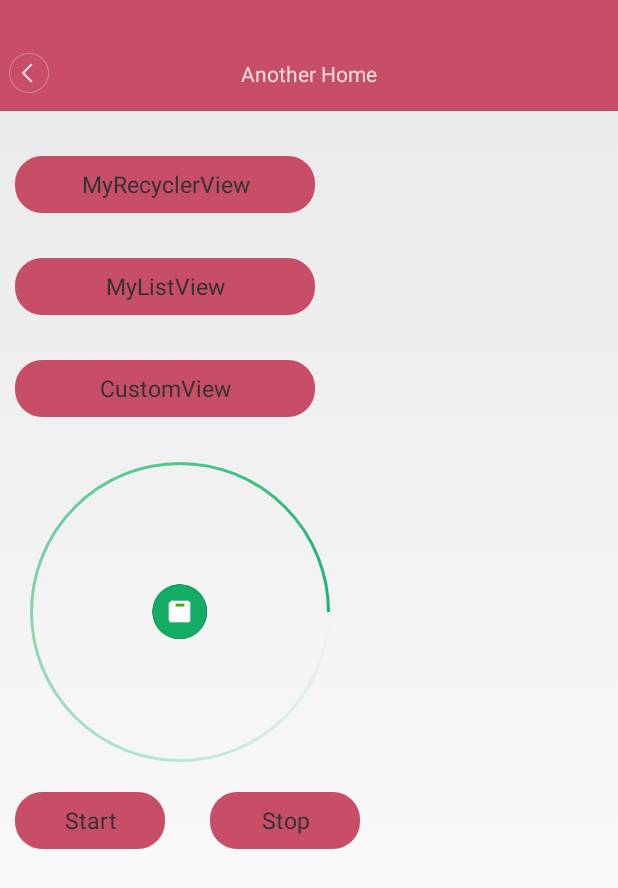
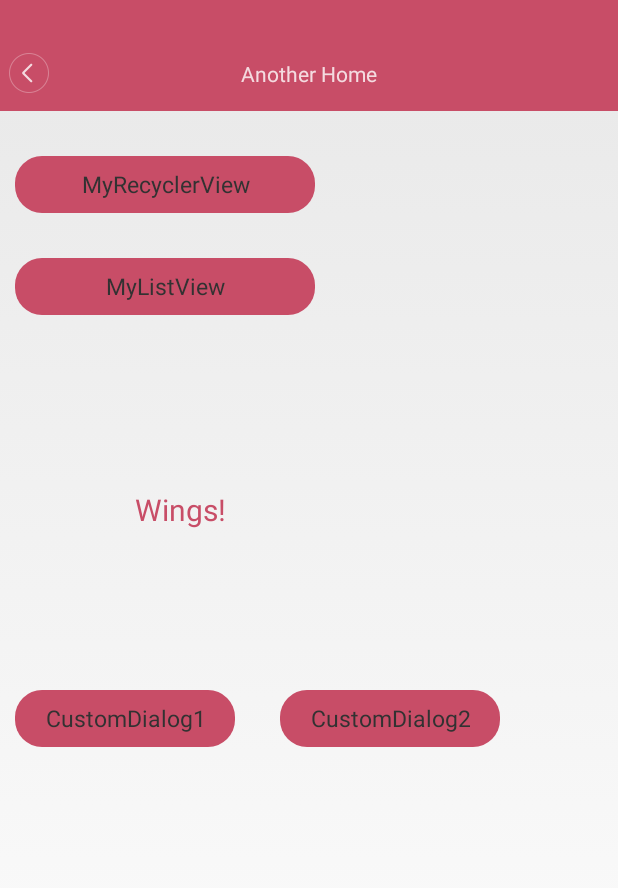
Before and after one commit to JayZhaoCN/CustomActionBar, an Android app: the AnotherMainActivity screen opened directly, with no data from a screen before it, on a phone screen of 412 x 824 dp. Shown: the top 888 px of the screen. Run offline under Robolectric (Android 15) with nearby library versions, the phone set to English and light mode, and no system bars; our stand-ins replace ButterKnife.

Commit message:
增加了几个仿微博的LoadingView

```diff
--- a/app/src/main/java/com/jayzhao/customactionbar/another_world/AnotherMainActivity.java
+++ b/app/src/main/java/com/jayzhao/customactionbar/another_world/AnotherMainActivity.java
@@ -12,6 +12,7 @@ import com.jayzhao.customactionbar.MyBaseTitleActivity;
 import com.jayzhao.customactionbar.R;
 import com.jayzhao.customactionbar.another_world.Widget.MyProgressView;
 import com.jayzhao.customactionbar.another_world.Widget.WeiboLoadingDialog;
+import com.jayzhao.customactionbar.another_world.Widget.WeiboPictureDialog;
 
 import butterknife.Bind;
 import butterknife.ButterKnife;
@@ -30,11 +31,8 @@ public class AnotherMainActivity extends MyBaseTitleActivity {
     @Bind(R.id.list_view)
     TextView mListText = null;
 
-    @Bind(R.id.custom_view)
-    TextView mCustomViewText = null;
-
-    /*@Bind(R.id.my_progress_view)
-    MyProgressView mProgressView = null;*/
+    @Bind(R.id.my_progress_view)
+    MyProgressView mProgressView = null;
 
     @Bind(R.id.start_loading_text)
     TextView mStartLoadingText = null;
@@ -55,20 +53,25 @@ public class AnotherMainActivity extends MyBaseTitleActivity {
         /**
          * 模拟进度变化
          */
-      /*ValueAnimator progressAnimator = ValueAnimator.ofInt(0, 360);
+      final ValueAnimator progressAnimator = ValueAnimator.ofInt(0, 360);
         progressAnimator.addUpdateListener(new ValueAnimator.AnimatorUpdateListener() {
             @Override
             public void onAnimationUpdate(ValueAnimator animation) {
                 int progress = (int) animation.getAnimatedValue();
                 mProgressView.setProgress(progress);
-                if(progress == 360) {
+                if (progress == 360) {
                     mProgressView.setCenterText("Loading Done!");
                 }
             }
         });
         progressAnimator.setInterpolator(new LinearInterpolator());
         progressAnimator.setDuration(5000);
-        progressAnimator.start();*/
+        mProgressView.postDelayed(new Runnable() {
+            @Override
+            public void run() {
+                progressAnimator.start();
+            }
+        }, 3000);
     }
 
     @OnClick(R.id.recycler_view_new)
@@ -82,22 +85,18 @@ public class AnotherMainActivity extends MyBaseTitleActivity {
         startActivity(new Intent(AnotherMainActivity.this, MyListActivity.class));
     }
 
-    @OnClick(R.id.custom_view)
-    public void onCustomViewClick() {
-        startActivity(new Intent(AnotherMainActivity.this, CustomViewActivity.class));
-    }
-
     @OnClick(R.id.start_loading_text)
     public void startLoading() {
 
         WeiboLoadingDialog dialog = new WeiboLoadingDialog();
         dialog.show(getSupportFragmentManager(), "WeiboLoadingDialog");
 
-        //mProgressView.startLoading();
+        mProgressView.startLoading();
     }
 
     @OnClick(R.id.stop_loading_text)
     public void stopLoading() {
-        //mProgressView.stopLoading();
+        WeiboPictureDialog dialog = new WeiboPictureDialog();
+        dialog.show(getSupportFragmentManager(), "WeiboPictureDialog");
     }
 }
--- a/app/src/main/java/com/jayzhao/customactionbar/another_world/Widget/MyProgressView.java
+++ b/app/src/main/java/com/jayzhao/customactionbar/another_world/Widget/MyProgressView.java
@@ -57,7 +57,7 @@ public class MyProgressView extends View {
     //默认的样式为LOADING
     private int mStyle = LOADING;
 
-    private int mProgressAngle = 90;
+    private int mProgressAngle = 0;
 
     public MyProgressView(Context context) {
         this(context, null);
--- a/app/src/main/java/com/jayzhao/customactionbar/another_world/Widget/WeiboLoadingDialog.java
+++ b/app/src/main/java/com/jayzhao/customactionbar/another_world/Widget/WeiboLoadingDialog.java
@@ -40,7 +40,6 @@ public class WeiboLoadingDialog extends DialogFragment {
          */
         int theme = R.style.WeiboLoadingDialog;
         setStyle(style, theme);
-
     }
 
     @Override
--- a/app/src/main/res/layout/another_layout.xml
+++ b/app/src/main/res/layout/another_layout.xml
@@ -30,25 +30,12 @@
         android:layout_marginLeft="10dp"
         />
 
-    <TextView
-        android:id="@+id/custom_view"
-        android:background="@drawable/another_button_background"
-        android:textSize="15sp"
-        android:gravity="center"
-        android:layout_width="200dp"
-        android:layout_height="38dp"
-        android:text="CustomView"
-        android:layout_marginTop="30dp"
-        android:clickable="true"
-        android:layout_marginLeft="10dp"
-        />
-
     <com.jayzhao.customactionbar.another_world.Widget.MyProgressView
         android:id="@+id/my_progress_view"
         app:strokeWidth1="2dp"
         app:strokeColor1="@color/weight_bg"
         app:centerText="Wings!"
-        app:style="LOADING"
+        app:style="PROGRESS"
         android:layout_marginTop="30dp"
         android:layout_marginLeft="20dp"
         android:layout_width="200dp"
@@ -65,30 +52,39 @@
         android:layout_width="50dp"
         android:layout_height="50dp" />-->
 
+    <!--<com.jayzhao.customactionbar.another_world.Widget.LoadingPictureView
+        android:layout_margin="5dp"
+        android:layout_width="100dp"
+        android:layout_height="100dp" />-->
+
     <RelativeLayout
         android:layout_marginTop="20dp"
         android:layout_width="match_parent"
         android:layout_height="wrap_content">
         <TextView
+            android:paddingLeft="20dp"
+            android:paddingRight="20dp"
             android:id="@+id/start_loading_text"
             android:background="@drawable/another_button_background"
             android:textSize="15sp"
             android:gravity="center"
-            android:layout_width="100dp"
+            android:layout_width="wrap_content"
             android:layout_height="38dp"
-            android:text="Start"
+            android:text="CustomDialog1"
             android:clickable="true"
             android:layout_marginLeft="10dp"
             />
         <TextView
+            android:paddingLeft="20dp"
+            android:paddingRight="20dp"
             android:layout_toRightOf="@id/start_loading_text"
             android:id="@+id/stop_loading_text"
             android:background="@drawable/another_button_background"
             android:textSize="15sp"
             android:gravity="center"
-            android:layout_width="100dp"
+            android:layout_width="wrap_content"
             android:layout_height="38dp"
-            android:text="Stop"
+            android:text="CustomDialog2"
             android:clickable="true"
             android:layout_marginLeft="30dp"
             />
```
Also changed, not shown: app/src/main/java/com/jayzhao/customactionbar/another_world/Widget/LoadingPictureView.java (added, +101 -0 lines), app/src/main/java/com/jayzhao/customactionbar/another_world/Widget/WeiboPictureDialog.java (added, +48 -0 lines), app/src/main/res/layout/picture_loading.xml (added, +17 -0 lines).
